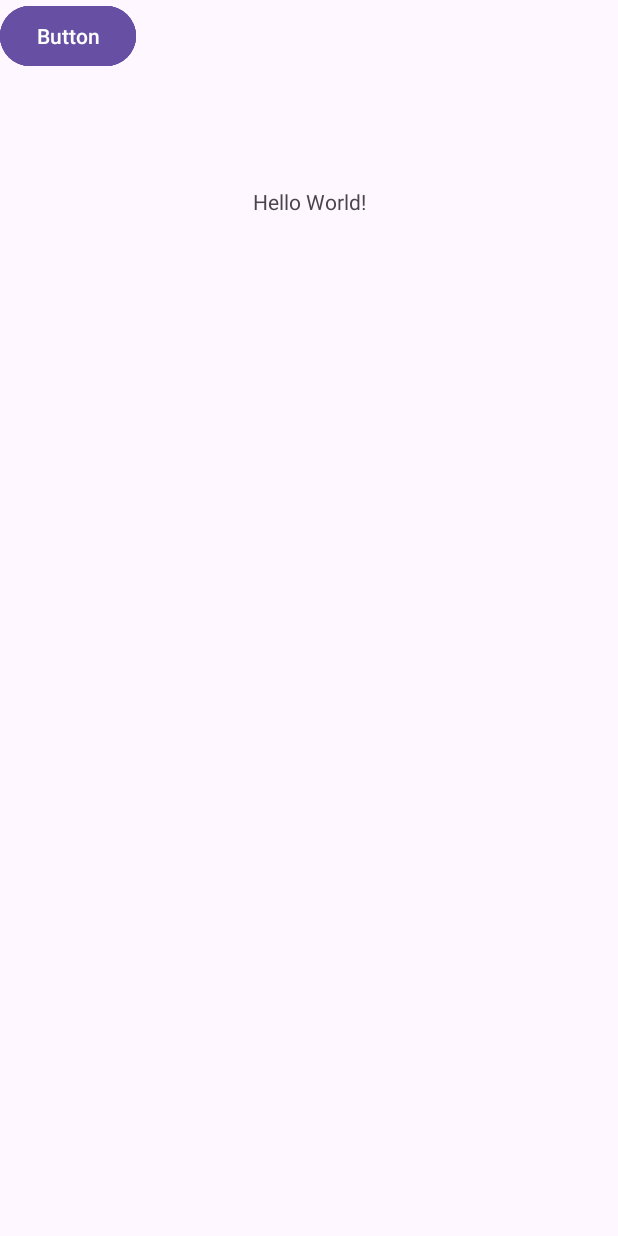
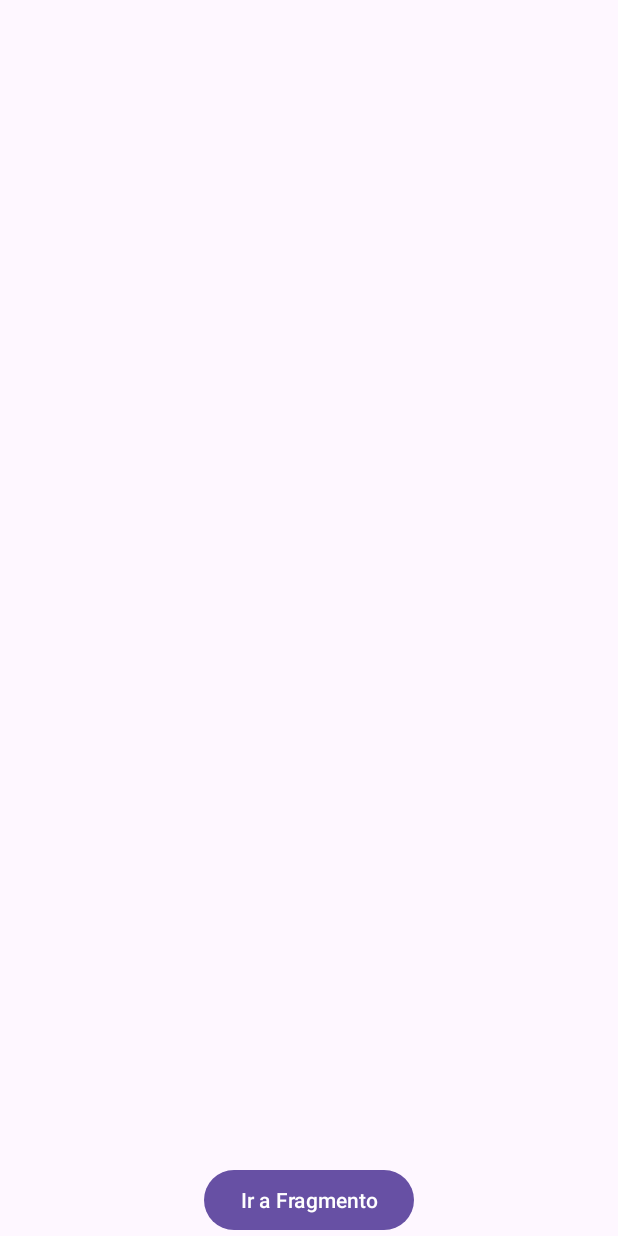
Before and after one commit to Bypus/PetitLingo, an Android app: the layout activity_main.xml on its own in the app's theme, with its tools: preview values and no code run, on a phone screen of 412 x 824 dp. Run offline under Robolectric (Android 15) with nearby library versions, the phone set to English and light mode, and no system bars.

Commit message:
btn to nvl1

```diff
--- a/app/src/main/java/com/example/petitlingo/TypesFragment.java
+++ b/app/src/main/java/com/example/petitlingo/TypesFragment.java
@@ -1,6 +1,7 @@
 package com.example.petitlingo;
 
 import android.os.Bundle;
+import android.util.Log;
 import android.view.LayoutInflater;
 import android.view.View;
 import android.view.ViewGroup;
@@ -18,6 +19,7 @@ public class TypesFragment extends Fragment {
     @Override
     public View onCreateView(@NonNull LayoutInflater inflater, ViewGroup container,
                              Bundle savedInstanceState) {
+        Log.d("TypesFragment", "onCreateView called");
         // Inflate the layout for this fragment
         return inflater.inflate(R.layout.fragment_types, container, false);
     }
@@ -32,7 +34,8 @@ public class TypesFragment extends Fragment {
             public void onClick(View v) {
                 // Muestra la vista de temas
                 getActivity().getSupportFragmentManager().beginTransaction()
-                        .replace(R.id.Nvl1Fragment, new Nvl1Fragment()) // Replace "TypesFragment" with "Nvl1Fragment"
+                        .replace(R.id.fragment_container, new Nvl1Fragment())
+                        .addToBackStack(null)  // Opcional: agrega la transacción al back stack
                         .commit();
             }
         });
--- a/app/src/main/res/layout/activity_main.xml
+++ b/app/src/main/res/layout/activity_main.xml
@@ -1,51 +1,24 @@
-<?xml version="1.0" encoding="utf-8"?>
-<androidx.constraintlayout.widget.ConstraintLayout xmlns:android="http://schemas.android.com/apk/res/android"
-    xmlns:app="http://schemas.android.com/apk/res-auto"
+<!-- activity_main.xml -->
+<RelativeLayout xmlns:android="http://schemas.android.com/apk/res/android"
     xmlns:tools="http://schemas.android.com/tools"
     android:layout_width="match_parent"
     android:layout_height="match_parent"
     tools:context=".MainActivity">
 
-    <TextView
+    <!-- Contenedor del fragmento -->
+    <FrameLayout
+        android:id="@+id/fragment_container"
+        android:layout_width="match_parent"
+        android:layout_height="match_parent"
+        android:layout_above="@+id/btnGoToFragment"
+        android:layout_alignParentTop="true"/>
+
+    <!-- Botón para ir al fragmento_types -->
+    <Button
+        android:id="@+id/btnGoToFragment"
         android:layout_width="wrap_content"
         android:layout_height="wrap_content"
-        android:text="Hello World!"
-        app:layout_constraintBottom_toBottomOf="parent"
-        app:layout_constraintEnd_toEndOf="parent"
-        app:layout_constraintStart_toStartOf="parent"
-        app:layout_constraintTop_toTopOf="parent"
-        app:layout_constraintVertical_bias="0.155" />
-
-    <Button
-        android:id="@+id/button"
-        android:layout_width="wrap_content"
-        android:layout_height="wrap_content"
-        android:text="Button"
-        tools:layout_editor_absoluteX="77dp"
-        tools:layout_editor_absoluteY="228dp" />
-
-    <Button
-        android:id="@+id/button2"
-        android:layout_width="wrap_content"
-        android:layout_height="wrap_content"
-        android:text="Button"
-        tools:layout_editor_absoluteX="245dp"
-        tools:layout_editor_absoluteY="228dp" />
-
-    <Button
-        android:id="@+id/button3"
-        android:layout_width="wrap_content"
-        android:layout_height="wrap_content"
-        android:text="Button"
-        tools:layout_editor_absoluteX="245dp"
-        tools:layout_editor_absoluteY="478dp" />
-
-    <Button
-        android:id="@+id/button4"
-        android:layout_width="wrap_content"
-        android:layout_height="wrap_content"
-        android:text="Button"
-        tools:layout_editor_absoluteX="77dp"
-        tools:layout_editor_absoluteY="478dp" />
-
-</androidx.constraintlayout.widget.ConstraintLayout>
+        android:text="Ir a Fragmento"
+        android:layout_alignParentBottom="true"
+        android:layout_centerHorizontal="true"/>
+</RelativeLayout>
--- a/app/src/main/res/layout/fragment_types.xml
+++ b/app/src/main/res/layout/fragment_types.xml
@@ -2,12 +2,13 @@
 <LinearLayout xmlns:android="http://schemas.android.com/apk/res/android"
     xmlns:app="http://schemas.android.com/apk/res-auto"
     xmlns:tools="http://schemas.android.com/tools"
+    android:id="@+id/fragment_container"
     android:layout_width="match_parent"
     android:layout_height="match_parent"
     android:gravity="center_horizontal"
     android:orientation="vertical"
     android:padding="20dp"
-    tools:context=".types">
+    tools:context=".TypesFragment">
 
     <!-- TODO: Update blank fragment layout -->
 
--- a/app/src/main/res/values/strings.xml
+++ b/app/src/main/res/values/strings.xml
@@ -1,5 +1,5 @@
 <resources>
     <string name="app_name">PetitLingo</string>
     <!-- TODO: Remove or change this placeholder text -->
-    <string name="hello_blank_fragment">Choisir le niveau</string>
+    <string name="hello_blank_fragment">Este es el nivel</string>
 </resources>
```
Also changed, not shown: app/src/main/java/com/example/petitlingo/MainActivity.java (+18 -1 lines), app/src/main/java/com/example/petitlingo/Nvl1Fragment.java (+4 -46 lines).
